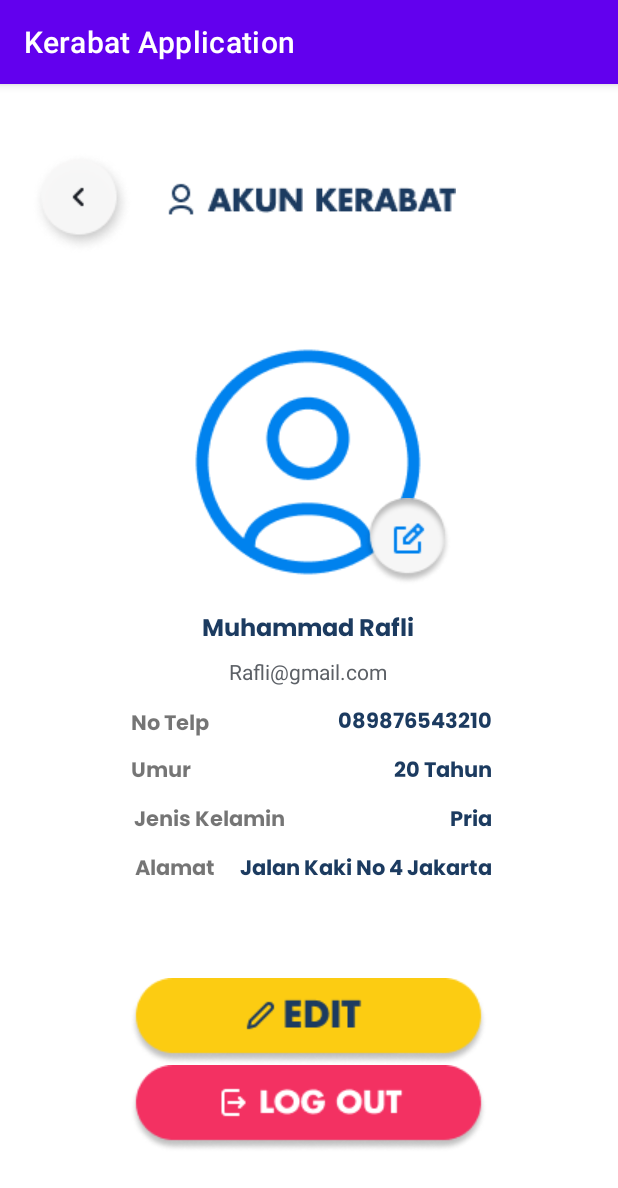
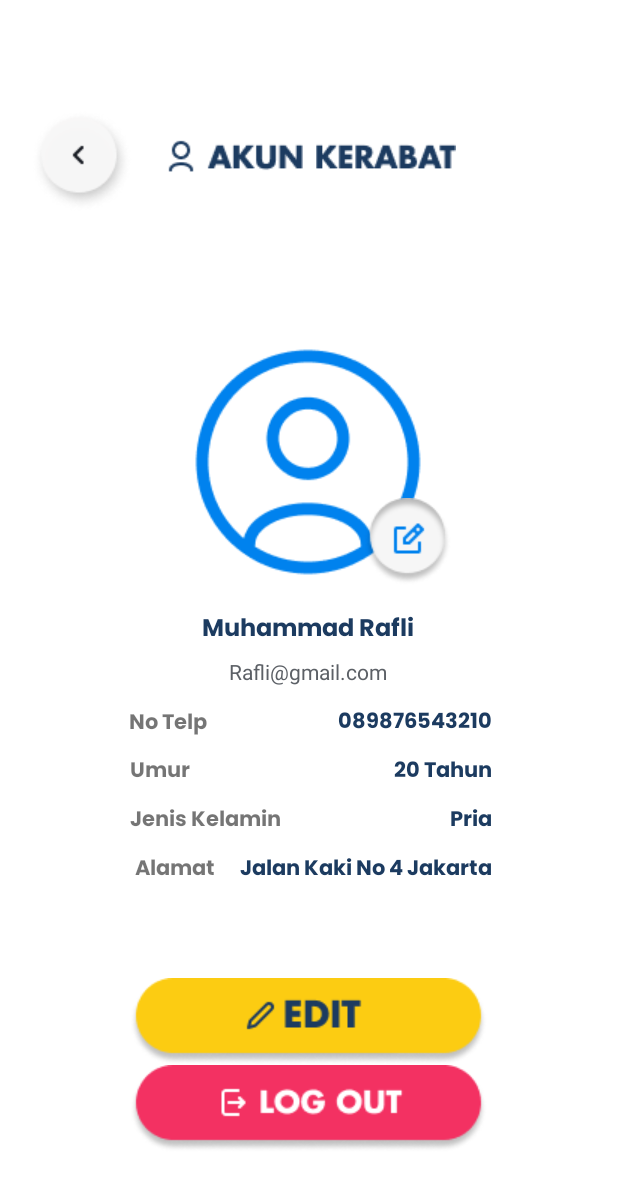
Before and after one commit to MRafliS71/Kelompok-3_Mobile-Application-New-, an Android app: the AccountPageKerabatActivity screen opened directly, with no data from a screen before it, on a phone screen of 412 x 824 dp. Shown: the top 1188 px of the screen. Run offline under Robolectric (Android 15) with nearby library versions, the phone set to English and light mode, and no system bars.

```diff
--- a/KerabatApplication/app/src/main/java/com/kelompok3/fallhuge/AccountPageKerabatActivity.java
+++ b/KerabatApplication/app/src/main/java/com/kelompok3/fallhuge/AccountPageKerabatActivity.java
@@ -15,6 +15,7 @@ public class AccountPageKerabatActivity extends AppCompatActivity {
     protected void onCreate(Bundle savedInstanceState) {
         super.onCreate(savedInstanceState);
         setContentView(R.layout.activity_accountpage_kerabat);
+        getSupportActionBar().hide();
 
         backButton = findViewById(R.id.back_buttonAccount);
 
--- a/KerabatApplication/app/src/main/java/com/kelompok3/fallhuge/FirstAidActivity.java
+++ b/KerabatApplication/app/src/main/java/com/kelompok3/fallhuge/FirstAidActivity.java
@@ -16,6 +16,7 @@ public class FirstAidActivity extends AppCompatActivity {
     protected void onCreate(Bundle savedInstanceState) {
         super.onCreate(savedInstanceState);
         setContentView(R.layout.activity_first_aid);
+        getSupportActionBar().hide();
 
         backButton = findViewById(R.id.back_button);
         detailFirstAidButton = findViewById(R.id.detailFirstAid_Button);
--- a/KerabatApplication/app/src/main/java/com/kelompok3/fallhuge/FirstAidDetailActivity.java
+++ b/KerabatApplication/app/src/main/java/com/kelompok3/fallhuge/FirstAidDetailActivity.java
@@ -14,6 +14,7 @@ public class FirstAidDetailActivity extends AppCompatActivity {
     protected void onCreate(Bundle savedInstanceState) {
         super.onCreate(savedInstanceState);
         setContentView(R.layout.activity_first_aid_detail);
+        getSupportActionBar().hide();
 
         backButton = findViewById(R.id.back_button);
 
--- a/KerabatApplication/app/src/main/java/com/kelompok3/fallhuge/HelpElderActivity.java
+++ b/KerabatApplication/app/src/main/java/com/kelompok3/fallhuge/HelpElderActivity.java
@@ -7,7 +7,6 @@ import android.net.Uri;
 import android.os.Bundle;
 import android.view.View;
 import android.widget.Button;
-import android.widget.ImageButton;
 
 
 public class HelpElderActivity extends AppCompatActivity {
@@ -18,6 +17,7 @@ public class HelpElderActivity extends AppCompatActivity {
     protected void onCreate(Bundle savedInstanceState) {
         super.onCreate(savedInstanceState);
         setContentView(R.layout.activity_help_elder);
+        getSupportActionBar().hide();
 
         nearhospitalButton = findViewById(R.id.nearestMedicalCenter_Button);
 
--- a/KerabatApplication/app/src/main/java/com/kelompok3/fallhuge/KerabatLocationActivity.java
+++ b/KerabatApplication/app/src/main/java/com/kelompok3/fallhuge/KerabatLocationActivity.java
@@ -21,6 +21,7 @@ public class KerabatLocationActivity extends AppCompatActivity implements OnMapR
     protected void onCreate(Bundle savedInstanceState) {
         super.onCreate(savedInstanceState);
         setContentView(R.layout.activity_kerabat_location);
+        getSupportActionBar().hide();
 
         backButton = findViewById(R.id.back_button);
         mapView = findViewById(R.id.mapView);
--- a/KerabatApplication/app/src/main/java/com/kelompok3/fallhuge/MainpageKerabatActivity.java
+++ b/KerabatApplication/app/src/main/java/com/kelompok3/fallhuge/MainpageKerabatActivity.java
@@ -15,6 +15,7 @@ public class MainpageKerabatActivity extends AppCompatActivity {
     protected void onCreate(Bundle savedInstanceState) {
         super.onCreate(savedInstanceState);
         setContentView(R.layout.activity_mainpage_kerabat);
+        getSupportActionBar().hide();
 
         accountButton = findViewById(R.id.account_button);
         notifButton = findViewById(R.id.notif_button);
--- a/KerabatApplication/app/src/main/java/com/kelompok3/fallhuge/NextWarningPageKerabatActivity.java
+++ b/KerabatApplication/app/src/main/java/com/kelompok3/fallhuge/NextWarningPageKerabatActivity.java
@@ -10,5 +10,6 @@ public class NextWarningPageKerabatActivity extends AppCompatActivity {
     protected void onCreate(Bundle savedInstanceState) {
         super.onCreate(savedInstanceState);
         setContentView(R.layout.activity_next_warning_page_kerabat);
+        getSupportActionBar().hide();
     }
 }
--- a/KerabatApplication/app/src/main/java/com/kelompok3/fallhuge/PatientPageActivity.java
+++ b/KerabatApplication/app/src/main/java/com/kelompok3/fallhuge/PatientPageActivity.java
@@ -24,6 +24,7 @@ public class PatientPageActivity extends AppCompatActivity {
     protected void onCreate(Bundle savedInstanceState) {
         super.onCreate(savedInstanceState);
         setContentView(R.layout.activity_patient_page);
+        getSupportActionBar().hide();
 
         backButton = findViewById(R.id.back_buttonPatient);
         //profilePatient_Button = findViewById(R.id.profilePatientButton);
--- a/KerabatApplication/app/src/main/java/com/kelompok3/fallhuge/ProfilePatientPageActivity.java
+++ b/KerabatApplication/app/src/main/java/com/kelompok3/fallhuge/ProfilePatientPageActivity.java
@@ -15,7 +15,8 @@ public class ProfilePatientPageActivity extends AppCompatActivity {
         @Override
         protected void onCreate(Bundle savedInstanceState) {
             super.onCreate(savedInstanceState);
-             setContentView(R.layout.activity_profilepatient_page);
+            setContentView(R.layout.activity_profilepatient_page);
+            getSupportActionBar().hide();
 
             backButton = findViewById(R.id.back_buttonProfile);
 
--- a/KerabatApplication/app/src/main/java/com/kelompok3/fallhuge/RiwayatNotifikasiActivity.java
+++ b/KerabatApplication/app/src/main/java/com/kelompok3/fallhuge/RiwayatNotifikasiActivity.java
@@ -14,6 +14,7 @@ public class RiwayatNotifikasiActivity extends AppCompatActivity {
     protected void onCreate(Bundle savedInstanceState) {
         super.onCreate(savedInstanceState);
         setContentView(R.layout.activity_riwayat_notifikasi);
+        getSupportActionBar().hide();
 
         back_Button = findViewById(R.id.back_button);
 
--- a/KerabatApplication/app/src/main/java/com/kelompok3/fallhuge/SignInKerabatActivity.java
+++ b/KerabatApplication/app/src/main/java/com/kelompok3/fallhuge/SignInKerabatActivity.java
@@ -22,6 +22,7 @@ public class SignInKerabatActivity extends AppCompatActivity {
         this.requestWindowFeature(Window.FEATURE_NO_TITLE);
         getSupportActionBar().hide();
         setContentView(R.layout.activity_sign_in_kerabat);
+        getSupportActionBar().hide();
 
         buatakunButton = findViewById(R.id.buatakunButton);
         buatakunButton.setOnClickListener(new View.OnClickListener() {
--- a/KerabatApplication/app/src/main/java/com/kelompok3/fallhuge/SignUpActivity.java
+++ b/KerabatApplication/app/src/main/java/com/kelompok3/fallhuge/SignUpActivity.java
@@ -10,5 +10,6 @@ public class SignUpActivity extends AppCompatActivity {
     protected void onCreate(Bundle savedInstanceState) {
         super.onCreate(savedInstanceState);
         setContentView(R.layout.activity_sign_up);
+        getSupportActionBar().hide();
     }
 }
--- a/KerabatApplication/app/src/main/java/com/kelompok3/fallhuge/WarningPageActivity.java
+++ b/KerabatApplication/app/src/main/java/com/kelompok3/fallhuge/WarningPageActivity.java
@@ -10,5 +10,6 @@ public class WarningPageActivity extends AppCompatActivity {
     protected void onCreate(Bundle savedInstanceState) {
         super.onCreate(savedInstanceState);
         setContentView(R.layout.activity_warning_page);
+        getSupportActionBar().hide();
     }
 }
--- a/KerabatApplication/app/src/main/res/layout/activity_accountpage_kerabat.xml
+++ b/KerabatApplication/app/src/main/res/layout/activity_accountpage_kerabat.xml
@@ -109,10 +109,10 @@
         android:text="No Telp"
         app:layout_constraintBottom_toTopOf="@+id/textView5"
         app:layout_constraintEnd_toStartOf="@+id/textView8"
-        app:layout_constraintHorizontal_bias="0.502"
+        app:layout_constraintHorizontal_bias="0.497"
         app:layout_constraintStart_toStartOf="parent"
         app:layout_constraintTop_toBottomOf="@+id/textView3"
-        app:layout_constraintVertical_bias="0.68" />
+        app:layout_constraintVertical_bias="0.619" />
 
     <TextView
         android:id="@+id/textView5"
@@ -123,7 +123,7 @@
         android:text="Umur"
         app:layout_constraintBottom_toTopOf="@+id/textView6"
         app:layout_constraintEnd_toStartOf="@+id/textView9"
-        app:layout_constraintHorizontal_bias="0.393"
+        app:layout_constraintHorizontal_bias="0.389"
         app:layout_constraintStart_toStartOf="parent" />
 
     <TextView
@@ -135,7 +135,7 @@
         android:text="Jenis Kelamin"
         app:layout_constraintBottom_toTopOf="@+id/textView7"
         app:layout_constraintEnd_toStartOf="@+id/textView10"
-        app:layout_constraintHorizontal_bias="0.449"
+        app:layout_constraintHorizontal_bias="0.436"
         app:layout_constraintStart_toStartOf="parent" />
 
     <TextView
--- a/KerabatApplication/app/src/main/res/layout/activity_patient_page.xml
+++ b/KerabatApplication/app/src/main/res/layout/activity_patient_page.xml
@@ -15,7 +15,7 @@
         android:background="#00FFFFFF"
         android:src="@drawable/back_page"
         app:layout_constraintEnd_toStartOf="@+id/imageView8"
-        app:layout_constraintHorizontal_bias="1.0"
+        app:layout_constraintHorizontal_bias="0.421"
         app:layout_constraintStart_toStartOf="parent"
         app:layout_constraintTop_toTopOf="parent" />
 
@@ -28,7 +28,7 @@
         android:src="@drawable/pasientext"
         app:layout_constraintBottom_toTopOf="@id/elders"
         app:layout_constraintEnd_toEndOf="parent"
-        app:layout_constraintHorizontal_bias="0.315"
+        app:layout_constraintHorizontal_bias="0.25"
         app:layout_constraintStart_toStartOf="parent"
         app:layout_constraintTop_toTopOf="parent"
         app:layout_constraintVertical_bias="0.0" />
```
